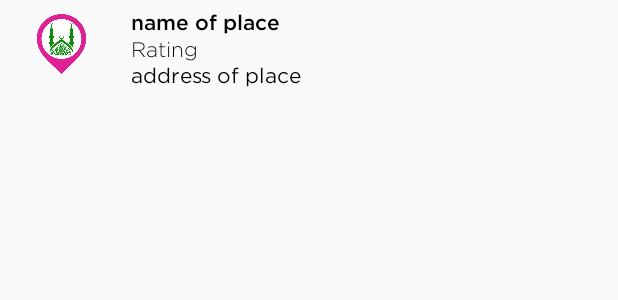
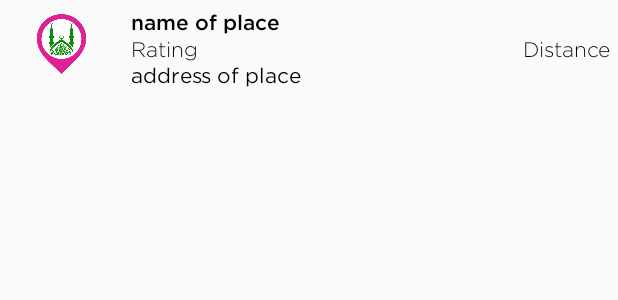
Before and after one commit to noman-iu/MyLocator, an Android app: the layout row_list.xml on its own in the app's theme, with its tools: preview values and no code run, on a phone screen of 412 x 824 dp. Shown: the top 300 px of the screen. Run offline under Robolectric (Android 15) with nearby library versions, the phone set to English and light mode, and no system bars.

Commit message:
Added Distance Calculation

```diff
--- a/app/src/main/java/com/example/shadabazamfarooqui/mylocator/activity/DummyActivity.java
+++ b/app/src/main/java/com/example/shadabazamfarooqui/mylocator/activity/DummyActivity.java
@@ -1,5 +1,6 @@
 package com.example.shadabazamfarooqui.mylocator.activity;
 
+import android.location.Location;
 import android.support.v7.app.AppCompatActivity;
 import android.os.Bundle;
 import android.widget.ExpandableListView;
@@ -16,13 +17,13 @@ public class DummyActivity extends AppCompatActivity {
     @Bind(R.id.expandableListView)
     ExpandableListView expandableListView;
     public static GetRequest response;
+
     @Override
     protected void onCreate(Bundle savedInstanceState) {
         super.onCreate(savedInstanceState);
         setContentView(R.layout.activity_dummy);
         ButterKnife.bind(this);
         expandableListView.setAdapter(new MosqueExpandableListAdapter(getApplicationContext(),response));
-
         expandableListView.setOnGroupExpandListener(new ExpandableListView.OnGroupExpandListener() {
             int previousItem = -1;
 
--- a/app/src/main/java/com/example/shadabazamfarooqui/mylocator/activity/abstract_activity/Map.java
+++ b/app/src/main/java/com/example/shadabazamfarooqui/mylocator/activity/abstract_activity/Map.java
@@ -25,6 +25,7 @@ import com.example.shadabazamfarooqui.mylocator.activity.DummyActivity;
 import com.example.shadabazamfarooqui.mylocator.adapter.MosqueAdapter;
 import com.example.shadabazamfarooqui.mylocator.api.ApiClient;
 import com.example.shadabazamfarooqui.mylocator.network.request.GetRequest;
+import com.example.shadabazamfarooqui.mylocator.utils.DistanceCalculation;
 import com.google.android.gms.common.ConnectionResult;
 import com.google.android.gms.common.GoogleApiAvailability;
 import com.google.android.gms.common.api.GoogleApiClient;
@@ -187,6 +188,9 @@ public class Map extends AppCompatActivity implements OnMapReadyCallback,
         //Place current location marker
         latitude = location.getLatitude();
         longitude = location.getLongitude();
+
+        DistanceCalculation.lat1=latitude;
+        DistanceCalculation.long1=longitude;
         LatLng latLng = new LatLng(location.getLatitude(), location.getLongitude());
         MarkerOptions markerOptions = new MarkerOptions();
         markerOptions.position(latLng);
--- a/app/src/main/res/layout/row_list.xml
+++ b/app/src/main/res/layout/row_list.xml
@@ -30,11 +30,14 @@
             android:text="name of place"
             android:textColor="@color/black"
             android:textStyle="bold" />
-
+<LinearLayout
+    android:layout_width="match_parent"
+    android:layout_height="wrap_content">
     <com.example.shadabazamfarooqui.mylocator.utils.BuzzTextView
         android:id="@+id/rating"
         style="@style/Gotham_Light"
-            android:layout_width="match_parent"
+        android:layout_width="0dp"
+        android:layout_weight="2"
         android:layout_height="wrap_content"
         android:layout_marginLeft="5dp"
         android:layout_marginRight="5dp"
@@ -42,6 +45,20 @@
         android:text="Rating"
         android:textColor="@color/black" />
 
+    <com.example.shadabazamfarooqui.mylocator.utils.BuzzTextView
+        android:id="@+id/distance"
+        style="@style/Gotham_Light"
+        android:layout_width="0dp"
+        android:layout_weight="1"
+        android:textAlignment="textEnd"
+        android:layout_height="wrap_content"
+        android:layout_marginLeft="5dp"
+        android:layout_marginRight="5dp"
+        android:maxLines="1"
+        android:text="Distance"
+        android:textColor="@color/black" />
+
+</LinearLayout>
 
         <com.example.shadabazamfarooqui.mylocator.utils.BuzzTextView
             android:id="@+id/address"
@@ -50,7 +67,6 @@
             android:layout_height="wrap_content"
             android:layout_marginLeft="5dp"
             android:layout_marginRight="5dp"
-            android:maxLines="1"
             android:text="address of place"
             android:textColor="@color/black" />
     </LinearLayout>
```
Also changed, not shown: app/src/main/java/com/example/shadabazamfarooqui/mylocator/adapter/MosqueAdapter.java (+10 -1 lines), app/src/main/java/com/example/shadabazamfarooqui/mylocator/adapter/MosqueExpandableListAdapter.java (+15 -9 lines), app/src/main/java/com/example/shadabazamfarooqui/mylocator/utils/DistanceCalculation.java (added, +25 -0 lines), app/src/main/res/layout/child_layout.xml (+12 -1 lines), app/src/main/res/layout/parent_layout.xml (+62 -3 lines). Lines whose indentation alone changed are shown as unchanged.
